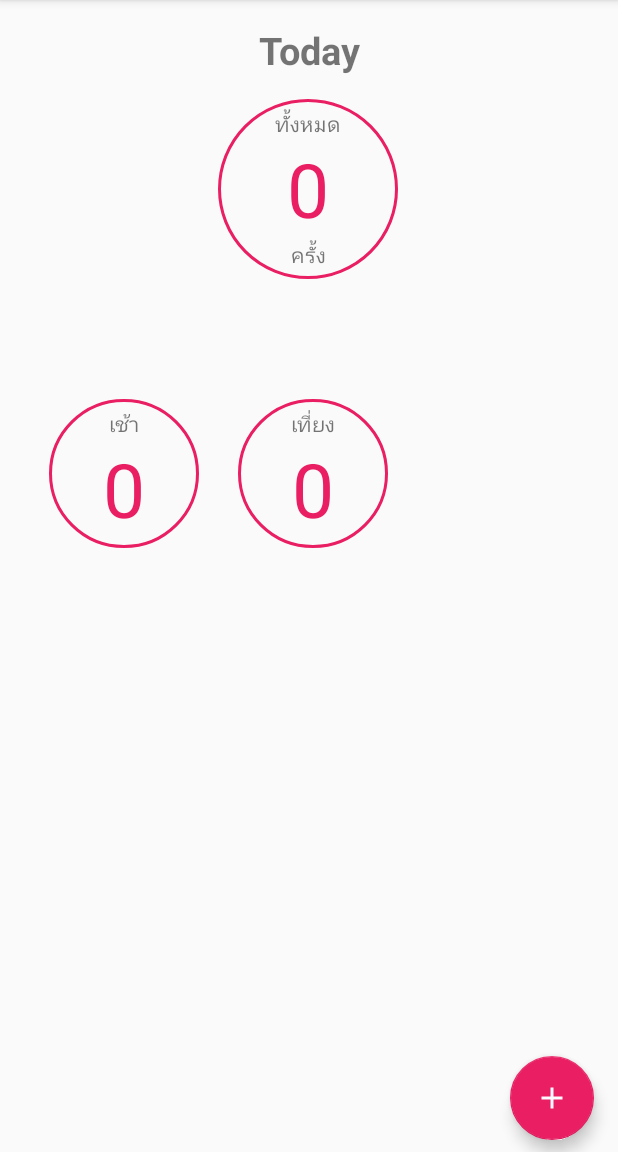
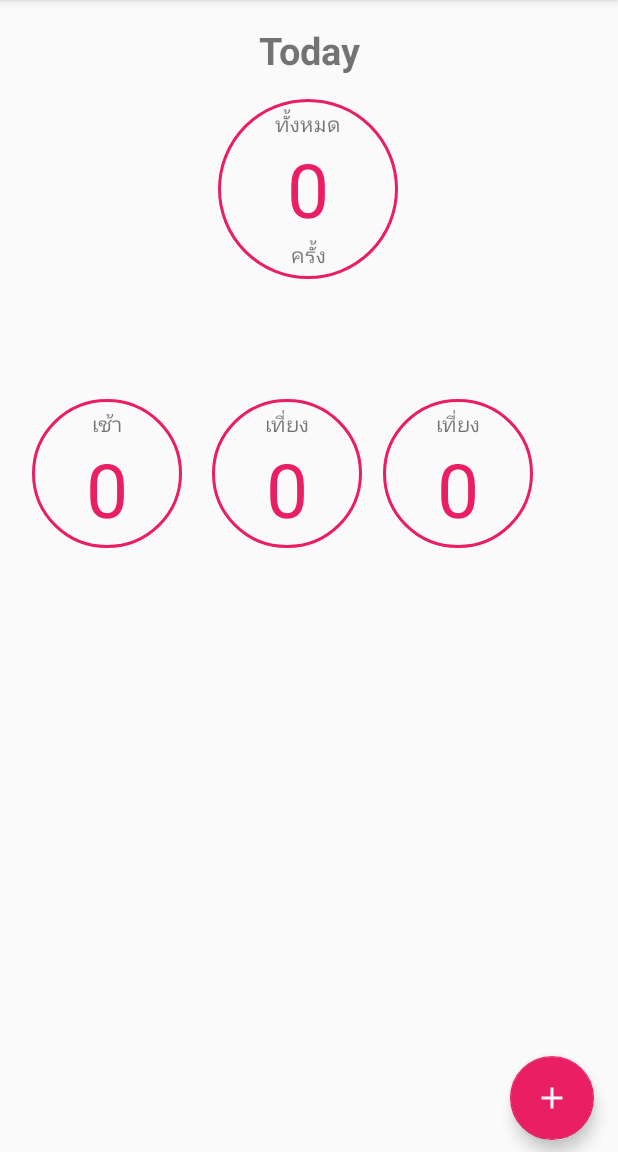
Before and after one commit to sumeta/android-babycount, an Android app: the screen it shows after launch (MainActivity), on a phone screen of 412 x 824 dp, the part 84-1236 px from its top. Run offline under Robolectric (Android 15) with nearby library versions, the phone set to English and light mode, and no system bars.

Commit message:
update ui

```diff
--- a/app/src/main/res/layout/fragment_first.xml
+++ b/app/src/main/res/layout/fragment_first.xml
@@ -72,13 +72,17 @@
         android:id="@+id/layoutMoning"
         android:layout_width="100dp"
         android:layout_height="99dp"
+        android:layout_marginStart="8dp"
+        android:layout_marginLeft="8dp"
         android:layout_marginTop="200dp"
+        android:layout_marginEnd="8dp"
+        android:layout_marginRight="8dp"
         android:background="@drawable/style_cicle"
         android:gravity="center"
         android:orientation="vertical"
         android:paddingLeft="10dp"
         android:paddingRight="10dp"
-        app:layout_constraintEnd_toEndOf="parent"
+        app:layout_constraintEnd_toEndOf="@id/layoutNoon"
         app:layout_constraintHorizontal_bias="0.105"
         app:layout_constraintStart_toStartOf="parent"
         app:layout_constraintTop_toTopOf="@id/linearLayout">
@@ -107,12 +111,14 @@
         android:layout_marginStart="8dp"
         android:layout_marginLeft="8dp"
         android:layout_marginTop="200dp"
+        android:layout_marginEnd="8dp"
+        android:layout_marginRight="8dp"
         android:background="@drawable/style_cicle"
         android:gravity="center"
         android:orientation="vertical"
         android:paddingLeft="10dp"
         android:paddingRight="10dp"
-        app:layout_constraintEnd_toEndOf="parent"
+        app:layout_constraintEnd_toEndOf="@id/layoutAfterNoon"
         app:layout_constraintHorizontal_bias="0.105"
         app:layout_constraintStart_toEndOf="@+id/layoutMoning"
         app:layout_constraintTop_toTopOf="@id/linearLayout">
@@ -148,4 +154,40 @@
         app:layout_constraintBottom_toBottomOf="parent"
         app:layout_constraintEnd_toEndOf="parent" />
 
+    <LinearLayout
+        android:id="@+id/layoutAfterNoon"
+        android:layout_width="100dp"
+        android:layout_height="99dp"
+        android:layout_marginStart="8dp"
+        android:layout_marginLeft="8dp"
+        android:layout_marginTop="200dp"
+        android:layout_marginEnd="8dp"
+        android:layout_marginRight="8dp"
+        android:background="@drawable/style_cicle"
+        android:gravity="center"
+        android:orientation="vertical"
+        android:paddingLeft="10dp"
+        android:paddingRight="10dp"
+        app:layout_constraintEnd_toEndOf="parent"
+        app:layout_constraintHorizontal_bias="0.105"
+        app:layout_constraintStart_toEndOf="@+id/layoutNoon"
+        app:layout_constraintTop_toTopOf="@id/linearLayout">
+
+        <TextView
+            android:layout_width="match_parent"
+            android:layout_height="wrap_content"
+            android:gravity="center"
+            android:text="เที่ยง" />
+
+        <TextView
+            android:id="@+id/textViewCountAfterNoon"
+            android:layout_width="wrap_content"
+            android:layout_height="wrap_content"
+            android:gravity="center"
+            android:text="@string/hello_first_fragment"
+            android:textColor="@color/colorPrimary"
+            android:textSize="50sp" />
+
+    </LinearLayout>
+
 </androidx.constraintlayout.widget.ConstraintLayout>
```
